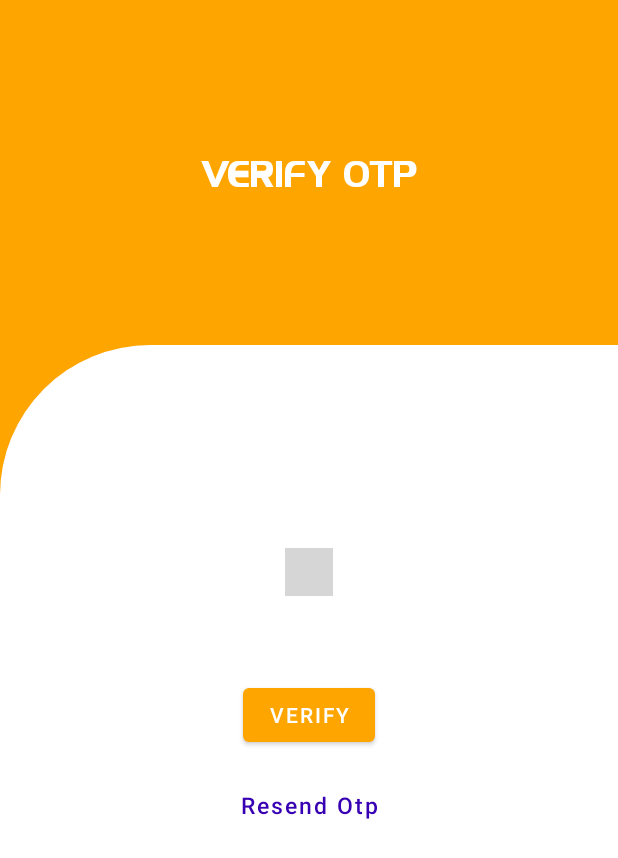
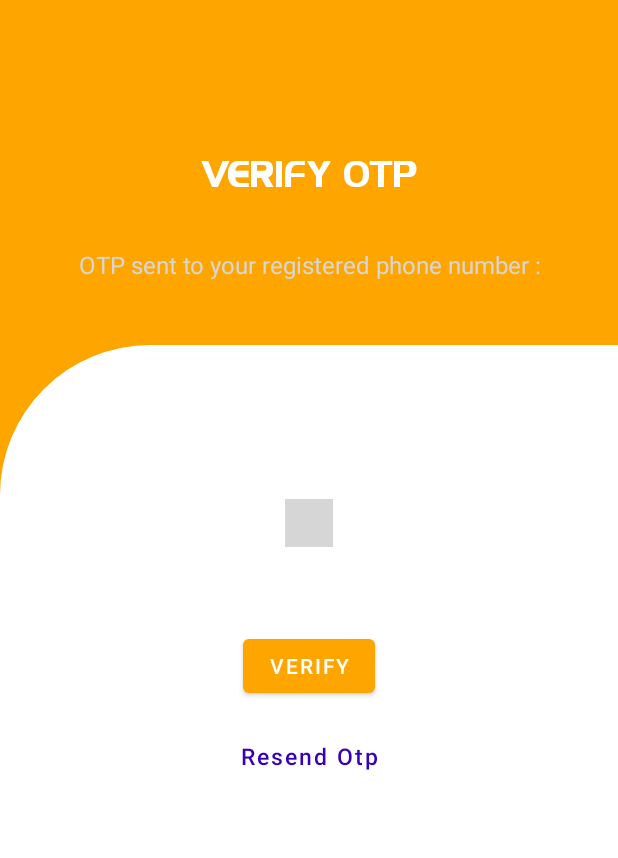
Before and after one commit to ETS-Android2/MyEcomApplication, an Android app: the layout activity_otp.xml on its own in the app's theme, with its tools: preview values and no code run, on a phone screen of 412 x 824 dp. Shown: the top 858 px of the screen. Run offline under Robolectric (Android 15) with nearby library versions, the phone set to English and light mode, and no system bars; plain views replace PinView; grey boxes are pictures that could not be loaded.

Commit message:
otp issue solved and some changes made

```diff
--- a/app/build.gradle
+++ b/app/build.gradle
@@ -46,6 +46,7 @@ dependencies {
     implementation 'com.google.android.gms:play-services-places:17.0.0'
     implementation 'com.google.android.libraries.places:places:2.5.0'
     implementation 'com.chaos.view:pinview:1.4.3'
+    implementation 'androidx.browser:browser:1.4.0'
 
     annotationProcessor 'com.github.bumptech.glide:compiler:4.12.0'
 
@@ -58,6 +59,7 @@ dependencies {
     implementation 'com.google.firebase:firebase-database:20.0.3'
     implementation 'com.google.firebase:firebase-storage:20.0.0'
     implementation 'com.github.smarteist:autoimageslider:1.4.0'
+
     testImplementation 'junit:junit:4.+'
     androidTestImplementation 'androidx.test.ext:junit:1.1.3'
     androidTestImplementation 'androidx.test.espresso:espresso-core:3.4.0'
--- a/app/src/main/res/layout/activity_otp.xml
+++ b/app/src/main/res/layout/activity_otp.xml
@@ -67,6 +67,7 @@
         android:visibility="gone"
         android:id="@+id/sentOtpMsgTv"
         android:textColor="@color/places_text_black_alpha_87"
+        tools:visibility="visible"
         android:textSize="16sp" />
 
     <LinearLayout
@@ -116,7 +117,7 @@
         android:layout_width="wrap_content"
         android:layout_height="wrap_content"
         android:layout_gravity="center_horizontal"
-        android:layout_marginTop="235dp"
+        android:layout_marginTop="145dp"
         android:cursorVisible="true"
         android:inputType="number"
         android:itemBackground="#65EAEAEA"
@@ -155,7 +156,6 @@
         android:text="@string/verify"
         app:elevation="20dp"
         android:visibility="gone"
-
         tools:visibility="visible"
         />
 
@@ -169,10 +169,9 @@
         android:textAllCaps="false"
         android:textColor="@color/purple_700"
         android:fadingEdgeLength="2dp"
-        android:visibility="gone"
+        android:visibility="visible"
         tools:visibility="visible"
         android:textSize="15sp"
         />
 
-
 </LinearLayout>
```
Also changed, not shown: app/src/main/AndroidManifest.xml (+6 -4 lines), app/src/main/java/com/tuhin/android/myecomapplication/sign_up/SignUpActivity.java (+10 -3 lines), app/src/main/java/com/tuhin/android/myecomapplication/verfication/OtpActivity.java (+34 -4 lines).
